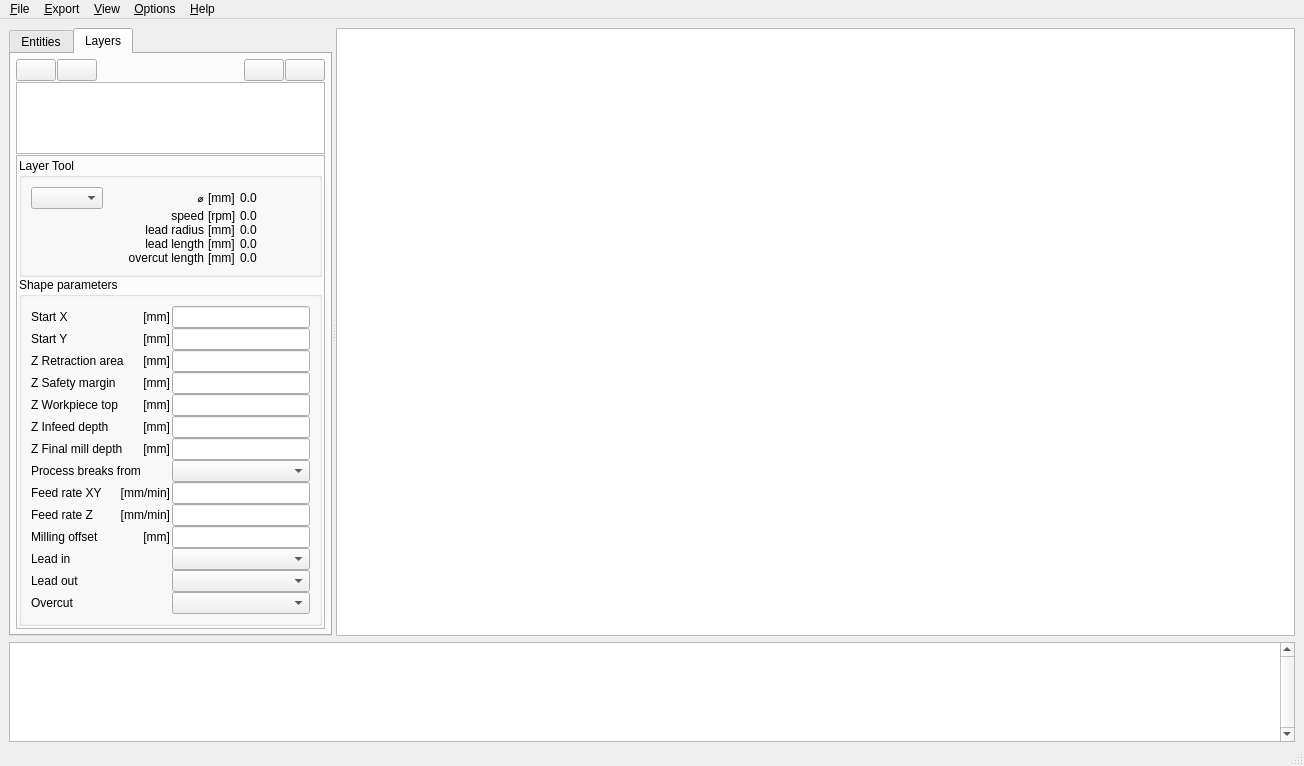
Qt form source/dxf2gcode/presentation/qt/resources/dxf2gcode.ui (dxf2gcode/dxf2gcode) before a commit.
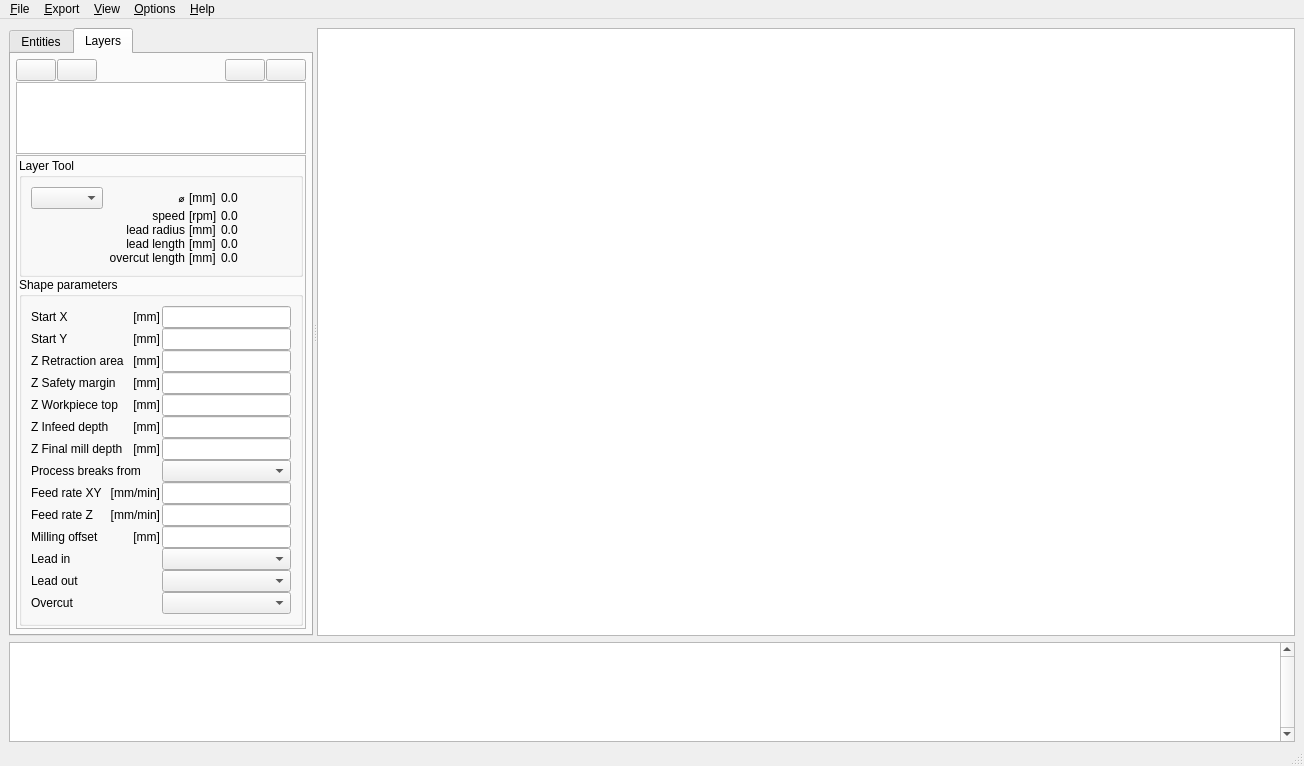
The same form after that commit. Icons and pictures are not drawn. Custom widgets are drawn as their Qt base class.

What changed in the file:
```diff
--- a/source/dxf2gcode/presentation/qt/resources/dxf2gcode.ui
+++ b/source/dxf2gcode/presentation/qt/resources/dxf2gcode.ui
@@ -396,7 +396,7 @@
                      </property>
                     </widget>
                    </item>
-                   <item row="1" column="1">
+                   <item row="1" column="0" colspan="2">
                     <widget class="QLabel" name="label_12">
                      <property name="sizePolicy">
                       <sizepolicy hsizetype="Expanding" vsizetype="Preferred">
@@ -444,7 +444,7 @@
                      </property>
                     </widget>
                    </item>
-                   <item row="2" column="1">
+                   <item row="2" column="0" colspan="2">
                     <widget class="QLabel" name="label_13">
                      <property name="sizePolicy">
                       <sizepolicy hsizetype="Expanding" vsizetype="Preferred">
@@ -492,7 +492,7 @@
                      </property>
                     </widget>
                    </item>
-                   <item row="3" column="1">
+                   <item row="3" column="0" colspan="2">
                     <widget class="QLabel" name="label_15">
                      <property name="sizePolicy">
                       <sizepolicy hsizetype="Expanding" vsizetype="Preferred">
@@ -540,7 +540,7 @@
                      </property>
                     </widget>
                    </item>
-                   <item row="4" column="1">
+                   <item row="4" column="0" colspan="2">
                     <widget class="QLabel" name="label_16">
                      <property name="sizePolicy">
                       <sizepolicy hsizetype="Expanding" vsizetype="Preferred">
```
Left out of the diff: 2 changed lines with no effect on the pictures.
